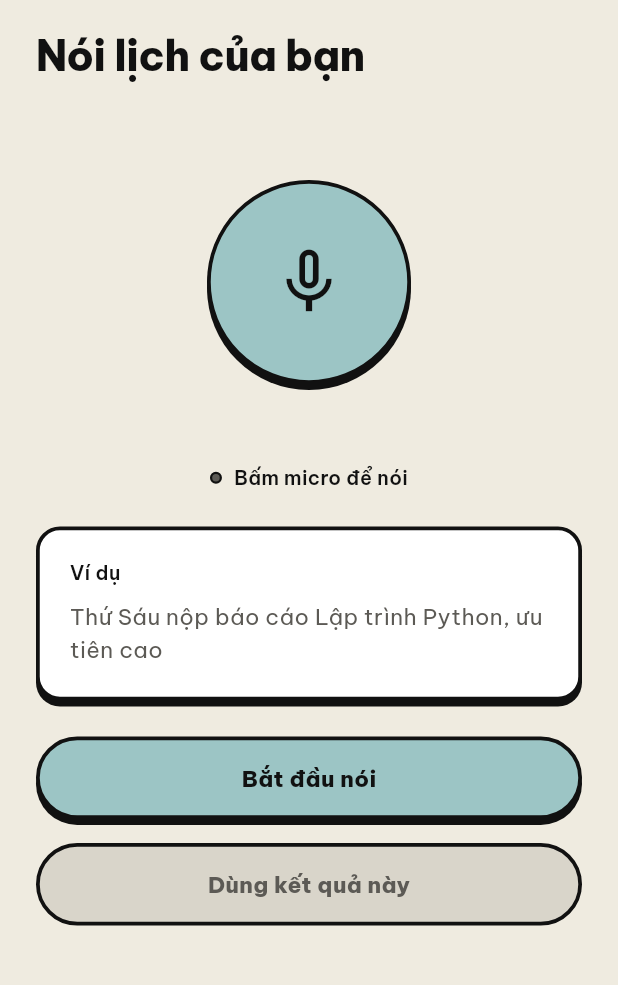
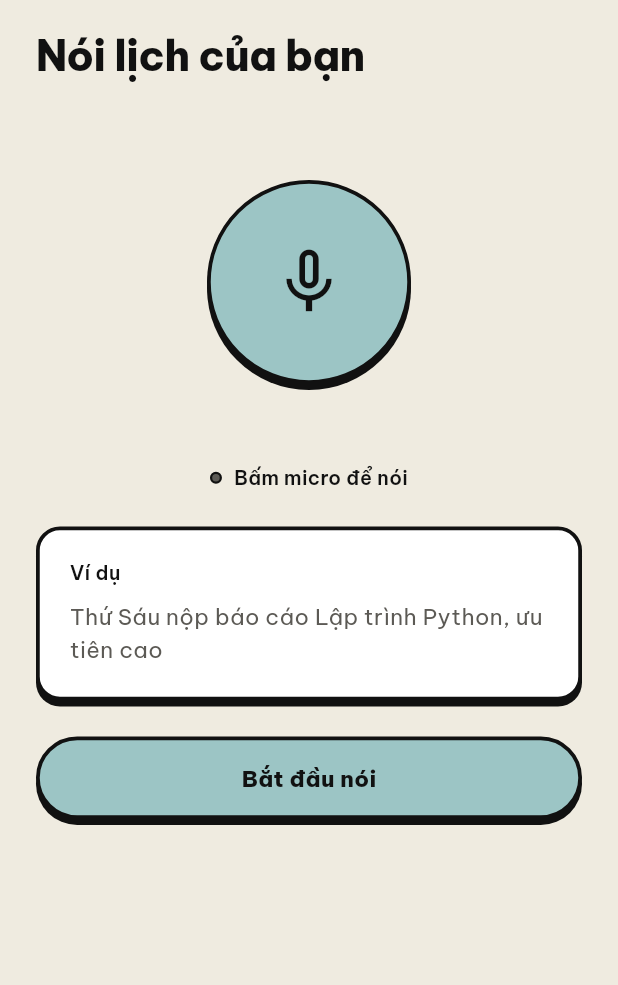
Before and after one commit to Znoywho/Recolly, a Flutter app: the VoiceInputPage screen opened directly, on a phone screen of 412 x 824 dp, the part 78-1063 px from its top. Run offline on Flutter 3.47's test engine with Material 3 defaults, Android fonts, the phone set to English and light mode, and no system bars; our stand-ins replace fl_chart, flutter_secure_storage, google_sign_in, image_picker; missing offline and left inert: record; accounts and stored records are empty.

Commit message:
Match voice screen to Figma (R41)

```diff
--- a/client/lib/features/voice/voice_input_page.dart
+++ b/client/lib/features/voice/voice_input_page.dart
@@ -256,10 +256,7 @@ class _VoiceInputPageState extends State<VoiceInputPage> {
   Widget statusLine() {
     final (text, dot) = switch (step) {
       VoiceStep.ready => ('Bấm micro để nói', AppColors.inkMuted),
-      VoiceStep.listening => (
-        'Đang nghe... 0:${seconds.toString().padLeft(2, '0')}',
-        AppColors.coral,
-      ),
+      VoiceStep.listening => ('Đang nghe...', AppColors.coral),
       VoiceStep.processing => ('Đang chuyển thành chữ...', AppColors.yellow),
       VoiceStep.done => ('Đã nhận xong', AppColors.green),
       VoiceStep.error => ('Không nhận được giọng nói', AppColors.coral),
@@ -295,9 +292,9 @@ class _VoiceInputPageState extends State<VoiceInputPage> {
         true,
       ),
       VoiceStep.listening => (
-        'Nội dung nhận được',
-        'Nói xong thì bấm Dừng. Tối đa $maxSeconds giây.',
-        true,
+        'Đang ghi âm',
+        '${clock(seconds)} / ${clock(maxSeconds)} · Nói xong thì bấm Dừng',
+        false,
       ),
       VoiceStep.processing => (
         'Đang xử lý',
@@ -351,8 +348,6 @@ class _VoiceInputPageState extends State<VoiceInputPage> {
             color: AppColors.teal,
             onPressed: startRecording,
           ),
-          gap,
-          const BrutalButton(label: 'Dùng kết quả này', onPressed: null),
         ];
       case VoiceStep.listening:
         return [
@@ -363,8 +358,6 @@ class _VoiceInputPageState extends State<VoiceInputPage> {
             color: AppColors.coral,
             onPressed: stopAndSend,
           ),
-          gap,
-          const BrutalButton(label: 'Dùng kết quả này', onPressed: null),
         ];
       case VoiceStep.processing:
         return [
@@ -405,6 +398,9 @@ class _VoiceInputPageState extends State<VoiceInputPage> {
   }
 }
 
+// 7 -> "0:07"
+String clock(int s) => '${s ~/ 60}:${(s % 60).toString().padLeft(2, '0')}';
+
 // 44-byte wav header in front of 16-bit mono PCM
 Uint8List wavFile(Uint8List pcm) {
   final header = ByteData(44);
```
